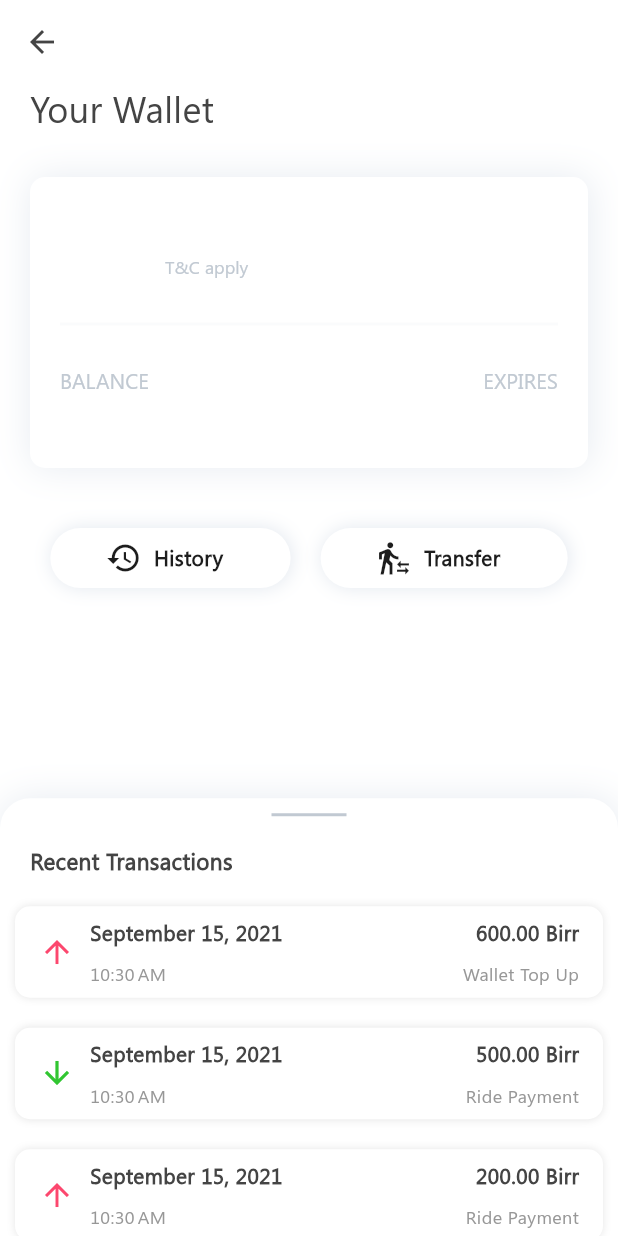
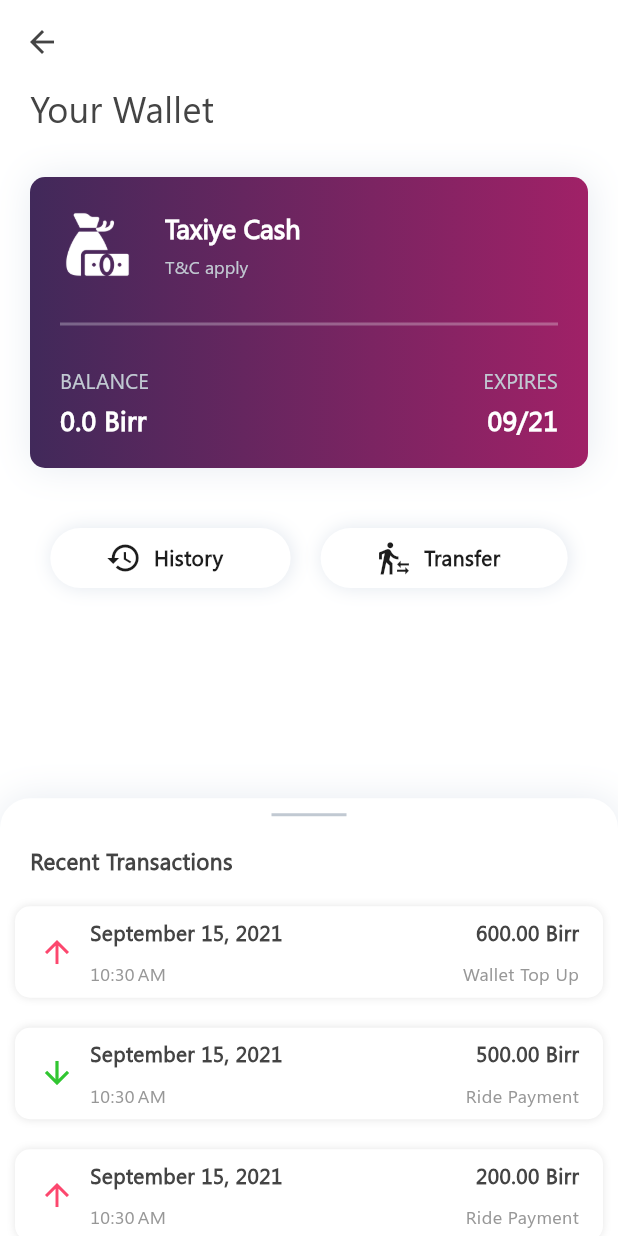
Before and after one commit to BekaHaile/Taxiye-Passenger-Flutter, a Flutter app: the WalletPage screen opened by its route, on a phone screen of 412 x 824 dp. Run offline on Flutter 3.47's test engine with Material 2 defaults, Android fonts, the phone set to English and light mode, and no system bars; our stand-ins replace cached_network_image, device_info, dio, firebase_auth, firebase_core, firebase_messaging and 15 more; missing offline and left inert: flutter_animarker, flutter_facebook_auth, flutter_polyline_points, twitter_login; accounts and stored records are empty; network calls fail.

Commit message:
Wallet balance fetching done.

```diff
--- a/lib/core/adapters/repository_adapter.dart
+++ b/lib/core/adapters/repository_adapter.dart
@@ -52,6 +52,8 @@
 
 abstract class IWalletRepository {
   // Todo: Add wallet request class signitures (interfaces) here.
+  Future<WalletResponse> fetchWalletBalance(
+      Map<String, dynamic> walletPayload);
 }
 
 abstract class IFileRepository {
--- a/lib/core/enums/common_enums.dart
+++ b/lib/core/enums/common_enums.dart
@@ -55,6 +55,7 @@
   signUp,
   verify,
   updateProfile,
+  fetchWalletBalance
 }
 
 extension SuccessFlagsExtension on SuccessFlags {
@@ -62,6 +63,7 @@
     SuccessFlags.signUp: 143,
     SuccessFlags.verify: 407,
     SuccessFlags.updateProfile: 416,
+    SuccessFlags.fetchWalletBalance: 143,
   };
 
   int? get successCode => successCodes[this];
--- a/lib/ui/controllers/auth_controller.dart
+++ b/lib/ui/controllers/auth_controller.dart
@@ -305,7 +305,11 @@
   }
 
   determineNextRoute() async {
-    await getCurrentLocation().then((value) => currentLocation = value);
+    await getCurrentLocation().then((value) {
+      currentLocation = value;
+      _storage.write('latitude', value.latitude);
+      _storage.write('longitude', value.longitude);
+    });
     await Future<dynamic>.delayed(const Duration(milliseconds: 500));
     if (_user == null) {
       //Get current user if the user already loged in and route accordingly
--- a/lib/ui/controllers/wallet_controller.dart
+++ b/lib/ui/controllers/wallet_controller.dart
@@ -1,7 +1,9 @@
 import 'package:get/get.dart';
+import 'package:get_storage/get_storage.dart';
 import 'package:taxiye_passenger/core/adapters/repository_adapter.dart';
 import 'package:taxiye_passenger/core/enums/common_enums.dart';
 import 'package:taxiye_passenger/core/models/freezed_models.dart';
+import 'package:taxiye_passenger/utils/functions.dart';
 
 /*
   Handles any business logic and data binding with Wallet flow
@@ -25,11 +27,44 @@
   String phoneNumber = '';
   double? amount = 0.0;
 
+  final _walletBalance = 0.0.obs;
+  get walletBalance => _walletBalance.value;
+  set walletBalance(value) => _walletBalance.value = value;
+
+  final GetStorage _storage = GetStorage();
+
   @override
   void onInit() async {
     // Todo: Initialize and get any initial values here.
     super.onInit();
     getTransactions();
+    getWalletBalance();
+  }
+
+  getWalletBalance() {
+    final walletPayload = {
+      "latitude": _storage.read('latitude'),
+      "is_access_token_new": "1",
+      "longitude": _storage.read('longitude')
+    };
+
+    status(Status.loading);
+    repository.fetchWalletBalance(walletPayload).then(
+      (walletResponse) {
+        if (walletResponse.flag ==
+            SuccessFlags.fetchWalletBalance.successCode) {
+          walletBalance = walletResponse.walletBalance;
+          status(Status.success);
+        } else {
+          toast('error', walletResponse.message ?? walletResponse.error ?? '');
+          status(Status.error);
+        }
+      },
+      onError: (err) {
+        print("$err");
+        status(Status.error);
+      },
+    );
   }
 
   getTransactions() {
--- a/lib/ui/pages/wallet/wallet_page.dart
+++ b/lib/ui/pages/wallet/wallet_page.dart
@@ -29,7 +29,7 @@
                 ),
                 const SizedBox(height: 30.0),
                 Container(
-                  decoration: AppTheme.boxDecoration,
+                  decoration: AppTheme.boxDecoration.copyWith(gradient: AppTheme.walletGradient),
                   child: Padding(
                     padding: const EdgeInsets.all(20.0),
                     child: Column(
@@ -91,10 +91,10 @@
                                   ),
                                 ),
                                 const SizedBox(height: 5.0),
-                                const Text(
-                                  '580.00 Birr',
+                                Obx(() => Text(
+                                  '${controller.walletBalance} Birr',
                                   style: AppTheme.titleWhite,
-                                )
+                                ),)
                               ],
                             ),
                             Column(
```
Also changed, not shown: lib/core/models/freezed_models.dart (+13 -0 lines), lib/core/repository/wallet_repository.dart (+14 -1 lines), lib/core/models/freezed_models.freezed.dart, lib/core/models/freezed_models.g.dart.
